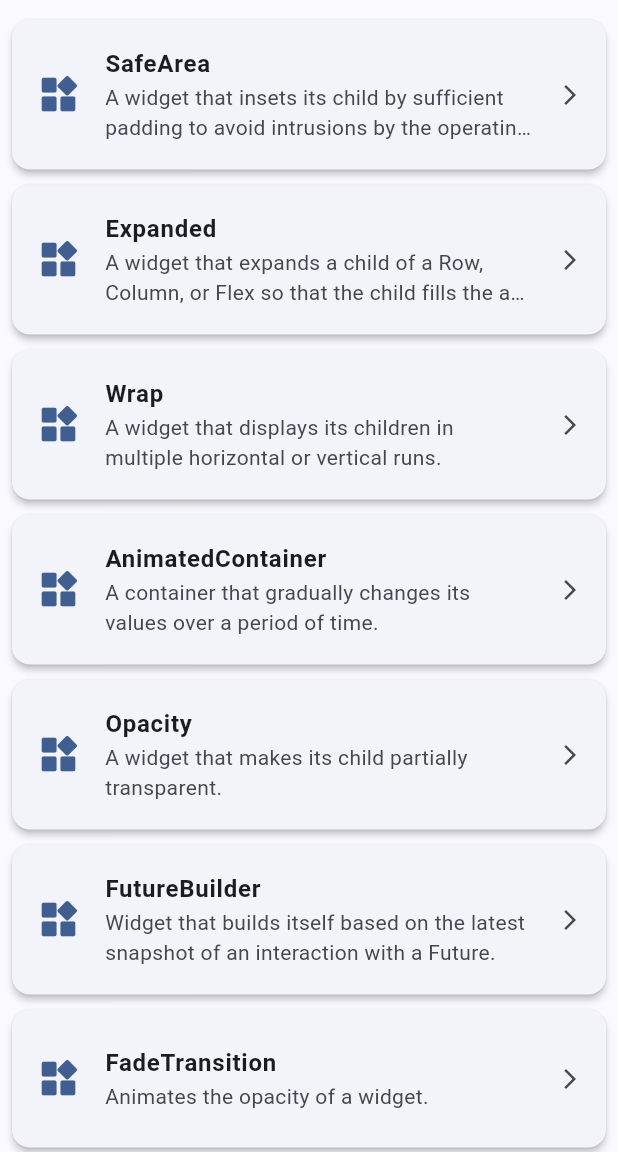
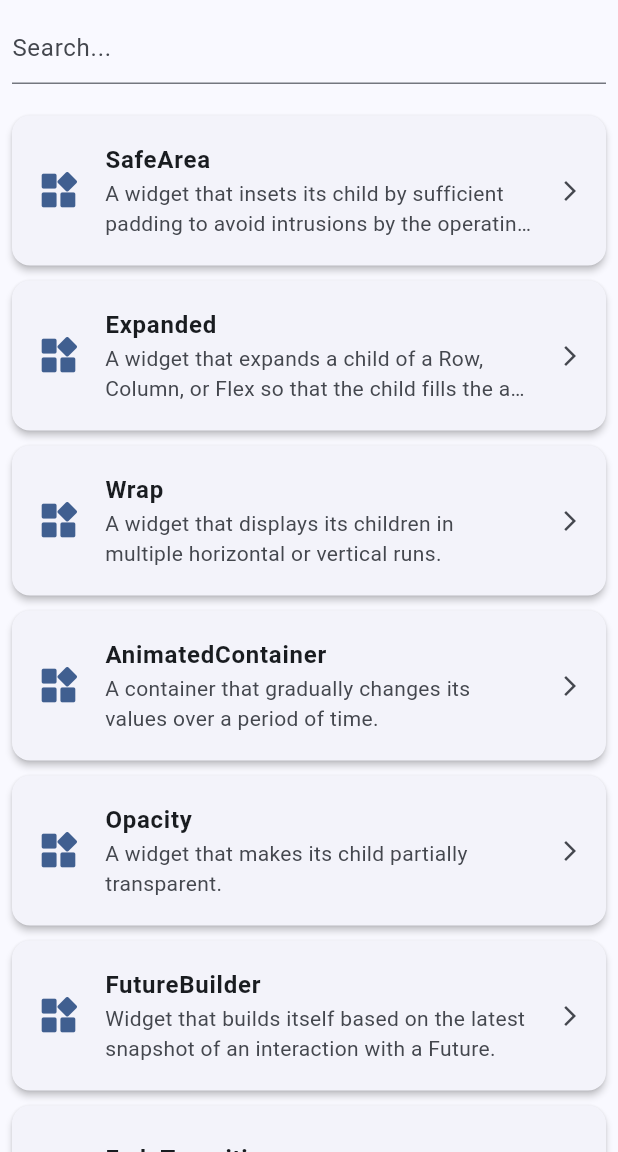
Before and after one commit to yazan-ali123/flutter_widget_guide, a Flutter app: the screen it shows after launch, on a phone screen of 412 x 824 dp, the part 84-1236 px from its top. Run offline on Flutter 3.47's test engine with Material 3 defaults, Android fonts, the phone set to English and light mode, and no system bars; our stand-ins replace bloc, equatable, flutter_bloc, get_it, youtube_player_flutter.

Commit message:
adding search bar

```diff
--- a/code/widget_docs/lib/presentation/bloc/widget_guide_event.dart
+++ b/code/widget_docs/lib/presentation/bloc/widget_guide_event.dart
@@ -7,3 +7,9 @@ abstract class WidgetGuideEvent extends Equatable {
 }
 
 class FetchWidgetGuides extends WidgetGuideEvent {}
+
+class SearchQueryChanged extends WidgetGuideEvent {
+  final String query;
+
+  const SearchQueryChanged({required this.query});
+}
--- a/code/widget_docs/lib/presentation/pages/widget_list_page.dart
+++ b/code/widget_docs/lib/presentation/pages/widget_list_page.dart
@@ -4,8 +4,30 @@ import 'package:widget_docs/presentation/bloc/widget_guide_bloc.dart';
 import 'package:flutter_bloc/flutter_bloc.dart';
 import 'package:widget_docs/presentation/pages/widget_detail_page.dart';
 
-class WidgetListPage extends StatelessWidget {
+class WidgetListPage extends StatefulWidget {
   const WidgetListPage({Key? key}) : super(key: key);
+
+  @override
+  State<WidgetListPage> createState() => _WidgetListPageState();
+}
+
+class _WidgetListPageState extends State<WidgetListPage> {
+  TextEditingController controller = TextEditingController();
+  @override
+  void initState() {
+    super.initState();
+    controller.addListener(() {
+      context.read<WidgetGuideBloc>().add(
+        SearchQueryChanged(query: controller.text),
+      );
+    });
+  }
+
+  @override
+  void dispose() {
+    controller.dispose();
+    super.dispose();
+  }
 
   @override
   Widget build(BuildContext context) {
@@ -20,13 +42,31 @@ class WidgetListPage extends StatelessWidget {
           if (state is WidgetGuideLoading || state is WidgetGuideInitial) {
             return const Center(child: CircularProgressIndicator());
           } else if (state is WidgetGuideLoaded) {
-            return ListView.builder(
+            return Column(
+              children: [
+                Padding(
+                  padding: const EdgeInsets.all(8.0),
+                  child: TextField(
+                    controller: controller,
+                    onChanged: (value) {
+                      context.read<WidgetGuideBloc>().add(
+                        SearchQueryChanged(query: controller.text),
+                      );
+                    },
+                    decoration: InputDecoration(hintText: 'Search...'),
+                  ),
+                ),
+                Expanded(
+                  child: ListView.builder(
                     padding: const EdgeInsets.all(8.0),
                     itemCount: state.guides.length,
                     itemBuilder: (context, index) {
                       final guide = state.guides[index];
                       return _buildWidgetListItem(context, guide);
                     },
+                  ),
+                ),
+              ],
             );
           } else if (state is WidgetGuideError) {
             return Center(
```
Also changed, not shown: code/widget_docs/lib/presentation/bloc/widget_guide_bloc.dart (+10 -0 lines). Lines whose indentation alone changed are shown as unchanged.
